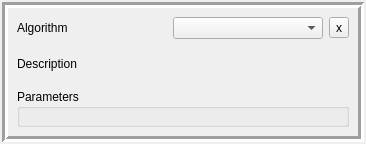
Qt form src/widgets_control/indicator_widget.ui (biddisco/lxqt-build-tools) before a commit.
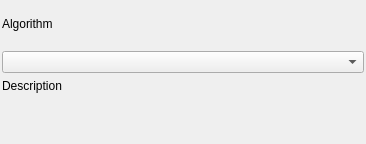
The same form after that commit.

Commit message: Clean up trading launcher and indicator widget UI

Patch:
```diff
--- a/src/widgets_control/indicator_widget.ui
+++ b/src/widgets_control/indicator_widget.ui
@@ -22,7 +22,7 @@
   <property name="windowTitle">
    <string>Form</string>
   </property>
-  <layout class="QGridLayout" name="gridLayout">
+  <layout class="QVBoxLayout" name="main_layout">
    <property name="leftMargin">
     <number>2</number>
    </property>
@@ -35,49 +35,17 @@
    <property name="bottomMargin">
     <number>2</number>
    </property>
-   <item row="3" column="1">
-    <widget class="QFrame" name="controls_trade">
-     <property name="frameShape">
-      <enum>QFrame::Shape::Box</enum>
-     </property>
-     <property name="frameShadow">
-      <enum>QFrame::Shadow::Sunken</enum>
-     </property>
-     <property name="lineWidth">
-      <number>3</number>
-     </property>
-     <layout class="QGridLayout" name="gridLayout_5">
-      <item row="0" column="2">
-       <widget class="QToolButton" name="exec_trustline">
-        <property name="text">
-         <string>x</string>
-        </property>
-        <property name="toolButtonStyle">
-         <enum>Qt::ToolButtonStyle::ToolButtonTextOnly</enum>
-        </property>
-       </widget>
-      </item>
-      <item row="2" column="0" colspan="3">
-       <widget class="QGroupBox" name="algo_params">
-        <property name="title">
-         <string>Parameters</string>
-        </property>
-       </widget>
-      </item>
-      <item row="0" column="1">
-       <widget class="QComboBox" name="algorithm"/>
-      </item>
-      <item row="0" column="0">
-       <widget class="QLabel" name="label_5">
+   <item>
+    <widget class="QLabel" name="algorithm_label">
         <property name="text">
          <string>Algorithm</string>
         </property>
        </widget>
       </item>
-      <item row="3" column="0" colspan="3">
-       <layout class="QHBoxLayout" name="buttons_layout"/>
-      </item>
-      <item row="1" column="0" colspan="3">
+   <item>
+    <widget class="QComboBox" name="algorithm"/>
+   </item>
+   <item>
        <widget class="QLabel" name="description">
         <property name="text">
          <string>Description</string>
@@ -85,10 +53,19 @@
         <property name="wordWrap">
          <bool>true</bool>
         </property>
-       </widget>
-      </item>
-     </layout>
-    </widget>
+     <property name="sizePolicy">
+      <sizepolicy hsizetype="Expanding" vsizetype="Fixed">
+       <horstretch>0</horstretch>
+       <verstretch>0</verstretch>
+      </sizepolicy>
+     </property>
+    </widget>
+   </item>
+   <item>
+    <widget class="QWidget" name="algo_params" native="true"/>
+   </item>
+   <item>
+    <layout class="QHBoxLayout" name="buttons_layout"/>
    </item>
   </layout>
  </widget>
```
Lines whose indentation alone changed are shown as unchanged. The commit also changes 4 other files.
